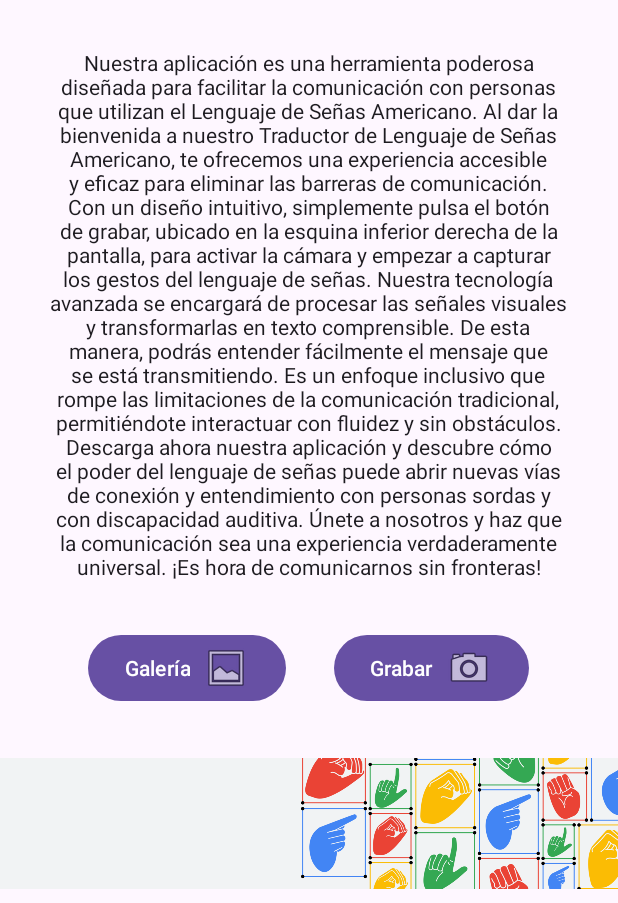
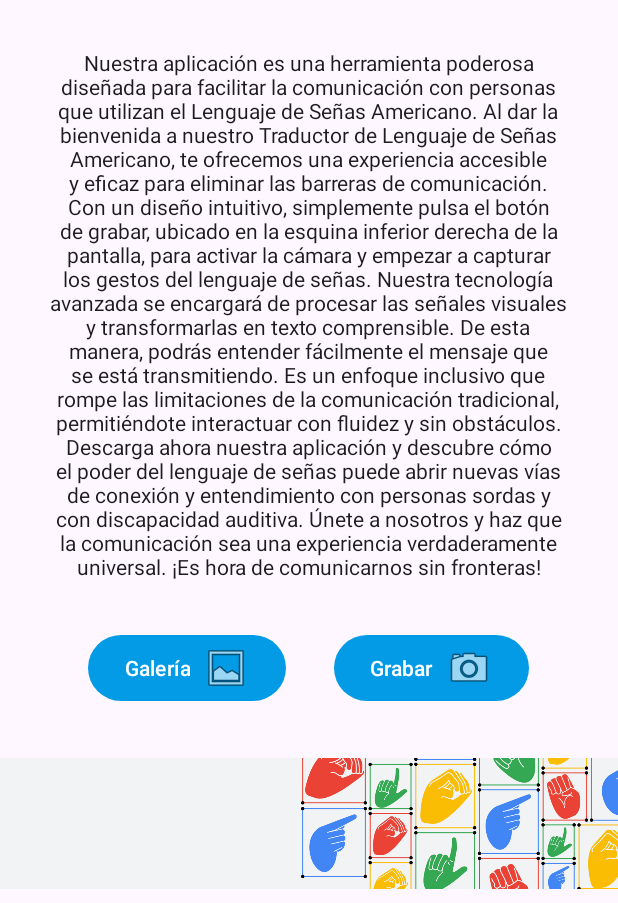
Before and after one commit to Speaking-Hands/app, an Android app: the screen it shows after launch (Inicio), on a phone screen of 412 x 824 dp, the part 333-1236 px from its top. Run offline under Robolectric (Android 15) with nearby library versions, the phone set to English and light mode, and no system bars.

Commit message:
Change principal color

```diff
--- a/app/src/main/res/values-night/themes.xml
+++ b/app/src/main/res/values-night/themes.xml
@@ -2,11 +2,11 @@
     <!-- Base application theme. -->
     <style name="Base.Theme.SpeakingHands" parent="Theme.Material3.DayNight.NoActionBar">
         <!-- Customize your dark theme here. -->
-        <!-- <item name="colorPrimary">@color/my_dark_primary</item> -->
+         <item name="colorPrimary">@color/light_blue_200</item>
     </style>
 
     <style name="ThemeOverlay.SpeakingHands.FullscreenContainer" parent="">
-        <item name="fullscreenBackgroundColor">@color/black</item>
+        <item name="fullscreenBackgroundColor">@color/black_overlay</item>
         <item name="fullscreenTextColor">@color/light_blue_A400</item>
     </style>
 </resources>
--- a/app/src/main/res/values/colors.xml
+++ b/app/src/main/res/values/colors.xml
@@ -2,6 +2,7 @@
 <resources>
     <color name="black">#FF000000</color>
     <color name="white">#FFFFFFFF</color>
+    <color name="light_blue_200">#81D4FA</color>
     <color name="light_blue_600">#FF039BE5</color>
     <color name="light_blue_900">#FF01579B</color>
     <color name="light_blue_A200">#FF40C4FF</color>
--- a/app/src/main/res/values/themes.xml
+++ b/app/src/main/res/values/themes.xml
@@ -2,7 +2,8 @@
     <!-- Base application theme. -->
     <style name="Base.Theme.SpeakingHands" parent="Theme.Material3.DayNight.NoActionBar">
         <!-- Customize your light theme here. -->
-        <!-- <item name="colorPrimary">@color/my_light_primary</item> -->
+<!--         <item name="colorPrimary">#52aeea</item>-->
+         <item name="colorPrimary">@color/light_blue_600</item>
     </style>
 
     <style name="Theme.SpeakingHands" parent="Base.Theme.SpeakingHands" />
```
